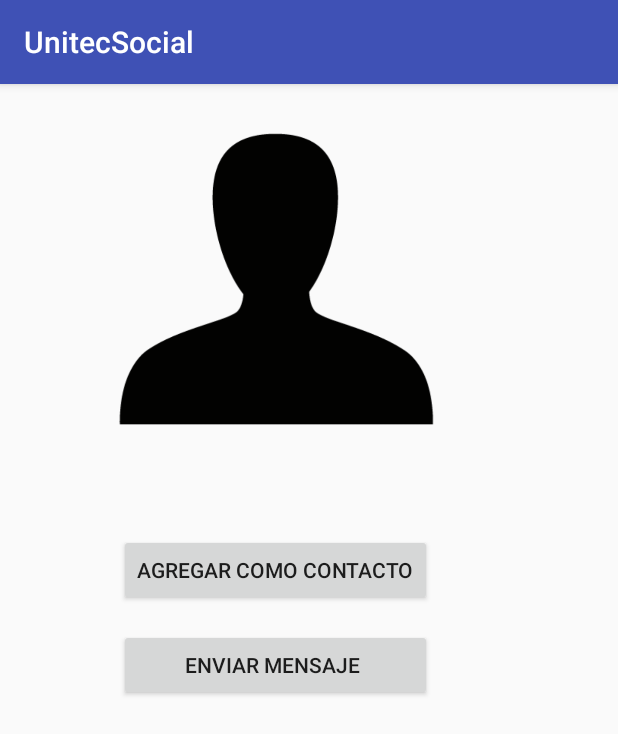
After one commit to miguelhasbun/UnitecSocial, an Android app: the AgregarContacto screen opened directly, with no data from a screen before it, on a phone screen of 412 x 824 dp. The commit adds this screen. Shown: the top 734 px of the screen. Run offline under Robolectric (Android 15) with nearby library versions, the phone set to English and light mode, and no system bars.

Commit message:
Agregar Contacto creada!

```diff
--- a/app/src/main/AndroidManifest.xml
+++ b/app/src/main/AndroidManifest.xml
@@ -29,7 +29,8 @@
         <activity android:name=".Notificaciones" />
         <activity android:name=".Contactos" />
         <activity android:name=".Configuracion" />
-        <activity android:name=".Reproductor"></activity>
+        <activity android:name=".Reproductor" />
+        <activity android:name=".AgregarContacto"></activity>
     </application>
 
 </manifest>
--- /dev/null
+++ b/app/src/main/java/com/example/miguelpaz/unitecsocial/AgregarContacto.java
@@ -0,0 +1,13 @@
+package com.example.miguelpaz.unitecsocial;
+
+import android.support.v7.app.AppCompatActivity;
+import android.os.Bundle;
+
+public class AgregarContacto extends AppCompatActivity {
+
+    @Override
+    protected void onCreate(Bundle savedInstanceState) {
+        super.onCreate(savedInstanceState);
+        setContentView(R.layout.activity_agregar_contacto);
+    }
+}
--- a/app/src/main/java/com/example/miguelpaz/unitecsocial/Mensajes/MensajesAdapter.java
+++ b/app/src/main/java/com/example/miguelpaz/unitecsocial/Mensajes/MensajesAdapter.java
@@ -40,7 +40,7 @@ public class MensajesAdapter extends RecyclerView.Adapter<MensajesAdapter.Mensaj
     public MensajesViewHolder onCreateViewHolder(ViewGroup parent, int viewType) {
 
         View v= LayoutInflater.from(parent.getContext()).inflate(R.layout.card_view_mensajes, parent, false);
-        return new MensajesViewHolder(v);
+         return new MensajesViewHolder(v);
 
     }
 
--- a/app/src/main/java/com/example/miguelpaz/unitecsocial/Perfil.java
+++ b/app/src/main/java/com/example/miguelpaz/unitecsocial/Perfil.java
@@ -36,7 +36,7 @@ public class Perfil extends AppCompatActivity {
         mainLayout= (LinearLayout)findViewById(R.id.mainLayout);
         menuLateral= (ListView)findViewById(R.id.menuLateral);
 
-        final String[] opciones={"Perfil", "Notificaciones","Contactos", "Chats", "Configuraciones"};
+        final String[] opciones={"Perfil", "Notificaciones","Agregar Contacto", "Contactos", "Chats", "Configuraciones"};
         ArrayAdapter<String> adp= new ArrayAdapter<String>(Perfil.this, android.R.layout.simple_list_item_1, opciones);
         menuLateral.setAdapter(adp);
 
@@ -99,7 +99,11 @@ public class Perfil extends AppCompatActivity {
         }else if(op.equals("Configuraciones")){
             Intent id= new Intent(this, Configuracion.class);
             startActivity(id);
+        }else if (op.equals("Agregar Contacto")){
+            Intent a= new Intent(this, AgregarContacto.class);
+            startActivity(a);
         }
+
         setOp("");
     }
 
--- /dev/null
+++ b/app/src/main/res/layout/activity_agregar_contacto.xml
@@ -0,0 +1,46 @@
+<?xml version="1.0" encoding="utf-8"?>
+<android.support.constraint.ConstraintLayout xmlns:android="http://schemas.android.com/apk/res/android"
+    xmlns:app="http://schemas.android.com/apk/res-auto"
+    xmlns:tools="http://schemas.android.com/tools"
+    android:layout_width="match_parent"
+    android:layout_height="match_parent"
+    tools:context="com.example.miguelpaz.unitecsocial.AgregarContacto">
+
+    <RelativeLayout
+        android:layout_width="368dp"
+        android:layout_height="495dp"
+        tools:layout_editor_absoluteX="8dp"
+        tools:layout_editor_absoluteY="8dp">
+
+        <ImageView
+            android:id="@+id/imageView5"
+            android:layout_width="wrap_content"
+            android:layout_height="wrap_content"
+            app:srcCompat="@drawable/usuario"
+            android:layout_marginBottom="236dp"
+            android:layout_alignParentBottom="true"
+            android:layout_alignParentLeft="true"
+            android:layout_alignParentStart="true" />
+
+        <Button
+            android:id="@+id/button9"
+            android:layout_width="wrap_content"
+            android:layout_height="wrap_content"
+            android:layout_marginBottom="147dp"
+            android:text="Agregar como contacto"
+            android:layout_alignParentBottom="true"
+            android:layout_centerHorizontal="true" />
+
+        <Button
+            android:id="@+id/button11"
+            android:layout_width="wrap_content"
+            android:layout_height="wrap_content"
+            android:layout_marginTop="63dp"
+            android:text="Enviar Mensaje "
+            android:layout_alignTop="@+id/button9"
+            android:layout_alignLeft="@+id/button9"
+            android:layout_alignStart="@+id/button9"
+            android:layout_alignRight="@+id/button9"
+            android:layout_alignEnd="@+id/button9" />
+    </RelativeLayout>
+</android.support.constraint.ConstraintLayout>
```
Also changed, not shown: app/src/main/res/layout/mensajeria.xml (+15 -0 lines), app/src/main/res/drawable/usuario.png (added).
